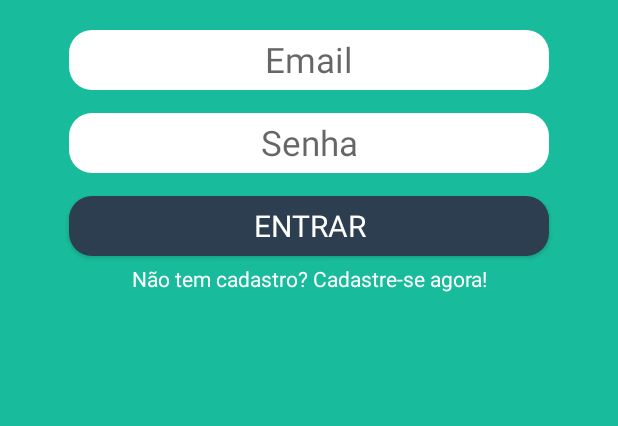
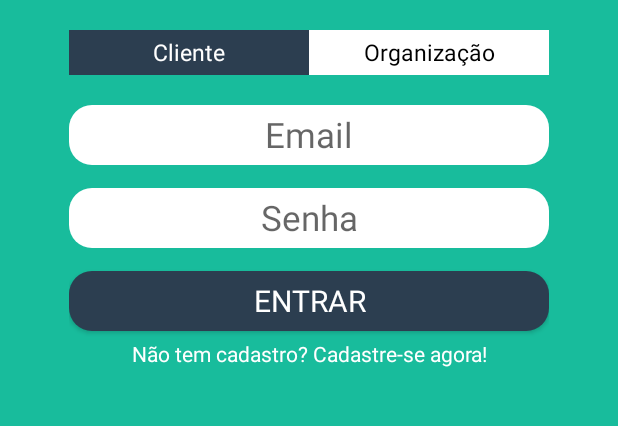
Before and after one commit to vicanalles/maoaberta, an Android app: the screen it shows after launch (LoginActivity), on a phone screen of 412 x 824 dp, the part 264-690 px from its top. Run offline under Robolectric (Android 15) with nearby library versions, the phone set to English and light mode, and no system bars; our stand-ins replace CircleImageView.

Commit message:
Criacao novo layout tela de login

```diff
--- a/app/src/main/java/com/maoaberta/vinicius/maoaberta/presentation/ui/activity/LoginActivity.java
+++ b/app/src/main/java/com/maoaberta/vinicius/maoaberta/presentation/ui/activity/LoginActivity.java
@@ -1,22 +1,20 @@
 package com.maoaberta.vinicius.maoaberta.presentation.ui.activity;
 
-import android.app.Activity;
-import android.app.Dialog;
-import android.content.DialogInterface;
-import android.content.Intent;
-import android.os.Build;
+import android.graphics.Color;
+import android.graphics.Typeface;
 import android.os.Bundle;
-import android.support.v7.app.AlertDialog;
+import android.support.design.widget.TabLayout;
+import android.support.v4.view.ViewPager;
 import android.support.v7.app.AppCompatActivity;
-import android.text.Editable;
-import android.text.TextWatcher;
-import android.view.View;
-import android.view.inputmethod.InputMethodManager;
-import android.widget.Button;
-import android.widget.EditText;
+import android.text.SpannableString;
+import android.text.SpannableStringBuilder;
+import android.text.style.ForegroundColorSpan;
+import android.view.LayoutInflater;
 import android.widget.TextView;
 
 import com.maoaberta.vinicius.maoaberta.R;
+import com.maoaberta.vinicius.maoaberta.presentation.ui.adapter.ViewPagerAdapterCadastro;
+import com.maoaberta.vinicius.maoaberta.presentation.ui.adapter.ViewPagerAdapterLogin;
 
 /**
  * Created by Vinicius on 12/08/2017.
@@ -24,60 +22,84 @@ import com.maoaberta.vinicius.maoaberta.R;
 
 public class LoginActivity extends AppCompatActivity {
 
-    TextView textViewAbrirCadastro;
-    EditText editTextEmail;
-    EditText editTextPassword;
-    Button buttonLogin;
+    ViewPager pagerLogin;
+    ViewPagerAdapterLogin adapterLogin;
+    TabLayout tabsLogin;
+    CharSequence titlesLogin[]={"Cliente","Organização"};
+    int numbOftabsLogin =2;
+    TextView tv;
 
     @Override
     protected void onCreate(Bundle savedInstanceState) {
         super.onCreate(savedInstanceState);
         setContentView(R.layout.activity_login);
 
-        editTextEmail = (EditText) findViewById(R.id.edit_text_login);
-        editTextPassword = (EditText) findViewById(R.id.edit_text_password);
-        textViewAbrirCadastro = (TextView) findViewById(R.id.text_view_abrir_cadastro);
-        buttonLogin = (Button) findViewById(R.id.button_login_app);
+        // Creating The ViewPagerAdapterCadastro and Passing Fragment Manager, Titles fot the Tabs and Number Of Tabs.
+        adapterLogin =  new ViewPagerAdapterLogin(getSupportFragmentManager(), titlesLogin, numbOftabsLogin);
 
-        //editTextEmail.setCompoundDrawablesWithIntrinsicBounds(R.drawable.ic_account_circle, 0, 0, 0);
-        //editTextPassword.setCompoundDrawablesWithIntrinsicBounds(R.drawable.ic_lock_outline, 0, 0, 0);
+        // Assigning ViewPager View and setting the adapterLogin
+        pagerLogin = (ViewPager) findViewById(R.id.pager_login);
+        pagerLogin.setAdapter(adapterLogin);
 
-        textViewAbrirCadastro.setOnClickListener(new View.OnClickListener() {
+        // Assiging the Sliding Tab Layout View
+        tabsLogin = (TabLayout) findViewById(R.id.tabs_login);
+        tabsLogin.setSelectedTabIndicatorColor(getResources().getColor(R.color.tabLayoutBottomColor));
+        tabsLogin.setupWithViewPager(pagerLogin);
+
+        //Definição da fonte e da cor do texto das tabsLogin
+        for(int i = 0; i < tabsLogin.getTabCount(); i++){
+            tv = (TextView) LayoutInflater.from(this).inflate(R.layout.custom_tab, null);
+            tv.setTypeface(Typeface.SANS_SERIF);
+            tabsLogin.getTabAt(i).setCustomView(tv);
+        }
+
+        //Criação do texto cliente na cor branco para iniciar nas tabsLogin
+        final SpannableStringBuilder cliente = new SpannableStringBuilder();
+        SpannableString spannableCliente = new SpannableString(titlesLogin[0]);
+        spannableCliente.setSpan(new ForegroundColorSpan(Color.WHITE), 0, titlesLogin[0].length(), 0);
+        cliente.append(spannableCliente);
+        tabsLogin.getTabAt(0).setText(cliente);
+
+        //Criação do texto cliente em preto para ser usado após a primeira troca de tabsLogin
+        final SpannableStringBuilder clienteBlack = new SpannableStringBuilder();
+        SpannableString spannableClienteBlack = new SpannableString(titlesLogin[0]);
+        spannableClienteBlack.setSpan(new ForegroundColorSpan(Color.BLACK), 0, titlesLogin[0].length(), 0);
+        clienteBlack.append(spannableClienteBlack);
+
+        //Criação do texto organização em preto para ser usado no início das tabsLogin
+        final SpannableStringBuilder organizacao = new SpannableStringBuilder();
+        SpannableString spannableOrganizacao = new SpannableString(titlesLogin[1]);
+        spannableOrganizacao.setSpan(new ForegroundColorSpan(Color.BLACK), 0, titlesLogin[1].length(), 0);
+        organizacao.append(spannableOrganizacao);
+        tabsLogin.getTabAt(1).setText(organizacao);
+
+        tabsLogin.addOnTabSelectedListener(new TabLayout.OnTabSelectedListener() {
             @Override
-            public void onClick(View v) {
-                Intent intent = new Intent(LoginActivity.this, CadastroActivity.class);
-                startActivity(intent);
-            }
-        });
-
-        editTextEmail.setOnFocusChangeListener(new View.OnFocusChangeListener() {
-            @Override
-            public void onFocusChange(View v, boolean hasFocus) {
-                if (!hasFocus) {
-                    hideKeyboard(v);
+            public void onTabSelected(TabLayout.Tab tab) {
+                pagerLogin.setCurrentItem(tab.getPosition());
+                String texto = String.valueOf(tab.getText()); //pega o texto de acordo com a posição da tab
+                SpannableStringBuilder builder = new SpannableStringBuilder(); //cria um spannableBuilder
+                SpannableString spannableString = new SpannableString(texto); //cria um spannableString
+                spannableString.setSpan(new ForegroundColorSpan(Color.WHITE), 0, texto.length(), 0); //define a nova cor
+                builder.append(spannableString); //adiciona o novo texto ao builder
+                if(tab.getPosition() == 0) {
+                    tabsLogin.getTabAt(0).setText(builder);
+                    tabsLogin.getTabAt(1).setText(organizacao);
+                }else if(tab.getPosition() == 1){
+                    tabsLogin.getTabAt(0).setText(clienteBlack);
+                    tabsLogin.getTabAt(1).setText(builder);
                 }
             }
-        });
 
-        editTextPassword.setOnFocusChangeListener(new View.OnFocusChangeListener() {
             @Override
-            public void onFocusChange(View v, boolean hasFocus) {
-                if (!hasFocus) {
-                    hideKeyboard(v);
-                }
+            public void onTabUnselected(TabLayout.Tab tab) {
+
             }
-        });
 
-        buttonLogin.setOnClickListener(new View.OnClickListener() {
             @Override
-            public void onClick(View v) {
+            public void onTabReselected(TabLayout.Tab tab) {
 
             }
         });
     }
-
-    public void hideKeyboard(View view) {
-        InputMethodManager inputMethodManager = (InputMethodManager) getSystemService(Activity.INPUT_METHOD_SERVICE);
-        inputMethodManager.hideSoftInputFromWindow(view.getWindowToken(), 0);
-    }
 }
--- /dev/null
+++ b/app/src/main/java/com/maoaberta/vinicius/maoaberta/presentation/ui/adapter/ViewPagerAdapterLogin.java
@@ -0,0 +1,52 @@
+package com.maoaberta.vinicius.maoaberta.presentation.ui.adapter;
+
+import android.support.v4.app.Fragment;
+import android.support.v4.app.FragmentManager;
+import android.support.v4.app.FragmentStatePagerAdapter;
+
+import com.maoaberta.vinicius.maoaberta.presentation.ui.fragment.TabCadastroCliente;
+import com.maoaberta.vinicius.maoaberta.presentation.ui.fragment.TabCadastroOrganizacao;
+import com.maoaberta.vinicius.maoaberta.presentation.ui.fragment.TabLoginCliente;
+import com.maoaberta.vinicius.maoaberta.presentation.ui.fragment.TabLoginOrganizacao;
+
+/**
+ * Created by Vinicius Canalles on 16/08/2017.
+ */
+
+public class ViewPagerAdapterLogin extends FragmentStatePagerAdapter{
+
+    CharSequence titles[]; // This will Store the Titles of the Tabs which are Going to be passed when ViewPagerAdapterCadastro is created
+    int numbOfTabs; // Store the number of tabs, this will also be passed when the ViewPagerAdapterCadastro is created
+
+    // Build a Constructor and assign the passed Values to appropriate values in the class
+    public ViewPagerAdapterLogin(FragmentManager fm, CharSequence titles[], int numbOfTabsumb) {
+        super(fm);
+        this.titles = titles;
+        this.numbOfTabs = numbOfTabsumb;
+    }
+
+    //This method return the fragment for the every position in the View Pager
+    @Override
+    public Fragment getItem(int position) {
+
+        if(position == 0){ // if the position is 0 we are returning the First tab
+            TabLoginCliente tabLoginCliente = new TabLoginCliente();
+            return tabLoginCliente;
+        }else{ // As we are having 2 tabs if the position is now 0 it must be 1 so we are returning second tab
+            TabLoginOrganizacao tabLoginOrganizacao = new TabLoginOrganizacao();
+            return tabLoginOrganizacao;
+        }
+    }
+
+    // This method return the titles for the Tabs in the Tab Strip
+    @Override
+    public CharSequence getPageTitle(int position) {
+        return titles[position];
+    }
+
+    // This method return the Number of tabs for the tabs Strip
+    @Override
+    public int getCount() {
+        return numbOfTabs;
+    }
+}
--- /dev/null
+++ b/app/src/main/java/com/maoaberta/vinicius/maoaberta/presentation/ui/fragment/TabLoginCliente.java
@@ -0,0 +1,24 @@
+package com.maoaberta.vinicius.maoaberta.presentation.ui.fragment;
+
+import android.os.Bundle;
+import android.support.v4.app.Fragment;
+import android.view.LayoutInflater;
+import android.view.View;
+import android.view.ViewGroup;
+
+import com.maoaberta.vinicius.maoaberta.R;
+
+/**
+ * Created by vinicius on 23/08/17.
+ */
+
+public class TabLoginCliente extends Fragment {
+
+    @Override
+    public View onCreateView(LayoutInflater inflater, ViewGroup container, Bundle savedInstanceState) {
+
+        View view = inflater.inflate(R.layout.tab_login_cliente, container, false);
+
+        return view;
+    }
+}
--- /dev/null
+++ b/app/src/main/java/com/maoaberta/vinicius/maoaberta/presentation/ui/fragment/TabLoginOrganizacao.java
@@ -0,0 +1,24 @@
+package com.maoaberta.vinicius.maoaberta.presentation.ui.fragment;
+
+import android.os.Bundle;
+import android.support.v4.app.Fragment;
+import android.view.LayoutInflater;
+import android.view.View;
+import android.view.ViewGroup;
+
+import com.maoaberta.vinicius.maoaberta.R;
+
+/**
+ * Created by vinicius on 23/08/17.
+ */
+
+public class TabLoginOrganizacao extends Fragment {
+
+    @Override
+    public View onCreateView(LayoutInflater inflater, ViewGroup container, Bundle savedInstanceState) {
+
+        View view = inflater.inflate(R.layout.tab_login_organizacao, container, false);
+
+        return view;
+    }
+}
--- a/app/src/main/res/layout/activity_cadastro.xml
+++ b/app/src/main/res/layout/activity_cadastro.xml
@@ -15,7 +15,7 @@
         android:src="@drawable/logo_mao_aberta" />
 
     <android.support.design.widget.TabLayout
-        android:id="@+id/tabs"
+        android:id="@+id/tabs_cadastro"
         android:layout_width="320dp"
         android:layout_height="30dp"
         android:layout_gravity="center_horizontal"
@@ -24,7 +24,7 @@
         app:tabBackground="@drawable/tab_color_selector"/>
 
     <android.support.v4.view.ViewPager
-        android:id="@+id/pager"
+        android:id="@+id/pager_cadastro"
         android:layout_width="320dp"
         android:layout_height="0dp"
         android:layout_gravity="center_horizontal"
--- a/app/src/main/res/layout/activity_login.xml
+++ b/app/src/main/res/layout/activity_login.xml
@@ -1,83 +1,33 @@
 <?xml version="1.0" encoding="utf-8"?>
 <LinearLayout xmlns:android="http://schemas.android.com/apk/res/android"
-    xmlns:tools="http://schemas.android.com/tools"
+    xmlns:app="http://schemas.android.com/apk/res-auto"
     android:layout_width="match_parent"
     android:layout_height="match_parent"
     android:background="@color/backgroundColorApp"
-    tools:context=".presentation.ui.activity.LoginActivity">
-
-    <RelativeLayout
-        android:layout_width="match_parent"
-        android:layout_height="match_parent"
-        android:clickable="true"
-        android:focusableInTouchMode="true">
+    android:orientation="vertical">
 
     <de.hdodenhof.circleimageview.CircleImageView
         android:id="@+id/image_view_logo_app_login"
         android:layout_width="100dp"
         android:layout_height="100dp"
-            android:layout_centerHorizontal="true"
+        android:layout_gravity="center_horizontal"
         android:layout_marginTop="20dp"
         android:src="@drawable/logo_mao_aberta" />
 
-        <EditText
-            android:id="@+id/edit_text_login"
+    <android.support.design.widget.TabLayout
+        android:id="@+id/tabs_login"
         android:layout_width="320dp"
-            android:layout_height="40dp"
-            android:layout_below="@id/image_view_logo_app_login"
-            android:layout_centerHorizontal="true"
+        android:layout_height="30dp"
+        android:layout_gravity="center_horizontal"
         android:layout_marginTop="20dp"
-            android:background="@drawable/rounded_edittext"
-            android:fontFamily="sans-serif"
-            android:hint="@string/email"
-            android:inputType="text"
-            android:textColor="@android:color/black"
-            android:textSize="23sp"
-            android:textStyle="normal"
-            android:textAlignment="center"/>
+        android:elevation="2dp"
+        app:tabBackground="@drawable/tab_color_selector" />
 
-        <EditText
-            android:id="@+id/edit_text_password"
+    <android.support.v4.view.ViewPager
+        android:id="@+id/pager_login"
         android:layout_width="320dp"
-            android:layout_height="40dp"
-            android:layout_below="@id/edit_text_login"
-            android:layout_centerHorizontal="true"
-            android:layout_marginTop="15dp"
-            android:background="@drawable/rounded_edittext"
-            android:fontFamily="sans-serif"
-            android:hint="@string/senha"
-            android:inputType="textPassword"
-            android:textColor="@android:color/black"
-            android:textSize="23sp"
-            android:textStyle="normal"
-            android:textAlignment="center"/>
-
-        <Button
-            android:id="@+id/button_login_app"
-            android:layout_width="320dp"
-            android:layout_height="40dp"
-            android:layout_below="@id/edit_text_password"
-            android:layout_centerHorizontal="true"
-            android:layout_marginTop="15dp"
-            android:background="@drawable/rounded_button"
-            android:fontFamily="sans-serif"
-            android:text="@string/entrar"
-            android:textColor="@color/textColorWhite"
-            android:textSize="20sp"
-            android:textStyle="normal" />
-
-        <TextView
-            android:id="@+id/text_view_abrir_cadastro"
-            android:layout_width="320dp"
-            android:layout_height="20dp"
-            android:layout_below="@id/button_login_app"
-            android:layout_centerHorizontal="true"
-            android:layout_marginTop="5dp"
-            android:fontFamily="sans-serif"
-            android:text="@string/cadastrar_agora"
-            android:textAlignment="center"
-            android:textColor="@color/textColorWhite"
-            android:textStyle="normal" />
-    </RelativeLayout>
+        android:layout_height="0dp"
+        android:layout_gravity="center_horizontal"
+        android:layout_weight="1" />
 
 </LinearLayout>
--- /dev/null
+++ b/app/src/main/res/layout/tab_login_cliente.xml
@@ -0,0 +1,63 @@
+<?xml version="1.0" encoding="utf-8"?>
+<LinearLayout xmlns:android="http://schemas.android.com/apk/res/android"
+    android:layout_width="match_parent"
+    android:layout_height="match_parent"
+    android:background="@color/backgroundColorApp"
+    android:orientation="vertical">
+
+    <EditText
+        android:id="@+id/edit_text_login_cliente"
+        android:layout_width="320dp"
+        android:layout_height="40dp"
+        android:layout_gravity="center_horizontal"
+        android:layout_marginTop="20dp"
+        android:background="@drawable/rounded_edittext"
+        android:fontFamily="sans-serif"
+        android:hint="@string/email"
+        android:inputType="text"
+        android:textColor="@android:color/black"
+        android:textSize="23sp"
+        android:textStyle="normal"
+        android:textAlignment="center"/>
+
+    <EditText
+        android:id="@+id/edit_text_password_cliente"
+        android:layout_width="320dp"
+        android:layout_height="40dp"
+        android:layout_gravity="center_horizontal"
+        android:layout_marginTop="15dp"
+        android:background="@drawable/rounded_edittext"
+        android:fontFamily="sans-serif"
+        android:hint="@string/senha"
+        android:inputType="textPassword"
+        android:textColor="@android:color/black"
+        android:textSize="23sp"
+        android:textStyle="normal"
+        android:textAlignment="center"/>
+
+    <Button
+        android:id="@+id/button_login_app_cliente"
+        android:layout_width="320dp"
+        android:layout_height="40dp"
+        android:layout_gravity="center_horizontal"
+        android:layout_marginTop="15dp"
+        android:background="@drawable/rounded_button"
+        android:fontFamily="sans-serif"
+        android:text="@string/entrar"
+        android:textColor="@color/textColorWhite"
+        android:textSize="20sp"
+        android:textStyle="normal" />
+
+    <TextView
+        android:id="@+id/text_view_abrir_cadastro_cliente"
+        android:layout_width="320dp"
+        android:layout_height="20dp"
+        android:layout_gravity="center_horizontal"
+        android:layout_marginTop="5dp"
+        android:fontFamily="sans-serif"
+        android:text="@string/cadastrar_agora"
+        android:textAlignment="center"
+        android:textColor="@color/textColorWhite"
+        android:textStyle="normal" />
+
+</LinearLayout>
```
Also changed, not shown: app/src/main/java/com/maoaberta/vinicius/maoaberta/presentation/ui/activity/CadastroActivity.java (+34 -34 lines), app/src/main/java/com/maoaberta/vinicius/maoaberta/presentation/ui/adapter/ViewPagerAdapterCadastro.java (renamed from app/src/main/java/com/maoaberta/vinicius/maoaberta/presentation/ui/adapter/ViewPagerAdapter.java, +4 -4 lines), app/src/main/res/layout/tab_login_organizacao.xml (added, +63 -0 lines). Lines whose indentation alone changed are shown as unchanged.
